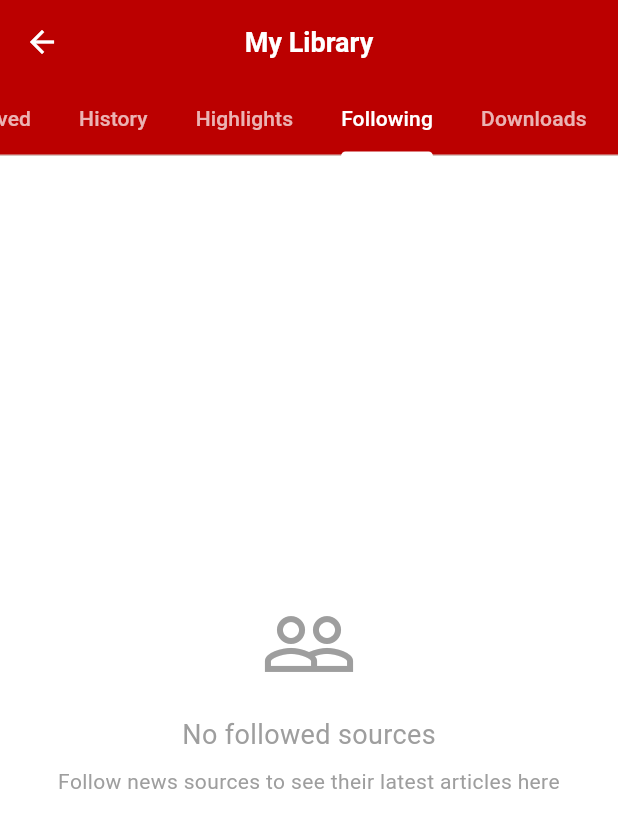
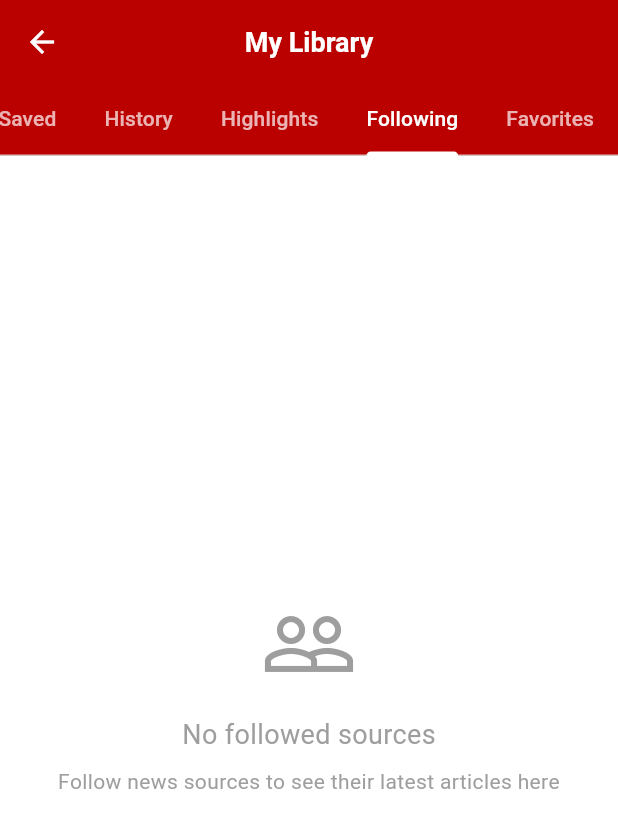
Before and after one commit to Codewithjalloh/kigaliTNApp, a Flutter app: the SavedScreen screen opened directly, tab 4 chosen, on a phone screen of 412 x 824 dp. Shown: the top 828 px of the screen. Run offline on Flutter 3.47's test engine with Material 3 defaults, Android fonts, the light colour scheme and no system bars; our stand-ins replace cached_network_image, pull_to_refresh; network calls fail.

Commit message:
Simplify My Library: Remove 4 extra tabs, keep only Favorites as additional tab
- Removed Downloads, Offline, Bookmarks, and Collections tabs
- Kept original 4 tabs: Saved, History, Highlights, Following
- Added single Favorites tab for permanently saved articles
- Cleaner, more focused library experience

```diff
--- a/lib/screens/saved_screen.dart
+++ b/lib/screens/saved_screen.dart
@@ -18,7 +18,7 @@ class _SavedScreenState extends State<SavedScreen>
   @override
   void initState() {
     super.initState();
-    _tabController = TabController(length: 8, vsync: this);
+    _tabController = TabController(length: 5, vsync: this);
   }
 
   @override
@@ -43,10 +43,7 @@ class _SavedScreenState extends State<SavedScreen>
             Tab(text: 'History'),
             Tab(text: 'Highlights'),
             Tab(text: 'Following'),
-            Tab(text: 'Downloads'),
-            Tab(text: 'Offline'),
-            Tab(text: 'Bookmarks'),
-            Tab(text: 'Collections'),
+            Tab(text: 'Favorites'),
           ],
         ),
       ),
@@ -59,10 +56,7 @@ class _SavedScreenState extends State<SavedScreen>
               _buildHistoryArticles(newsProvider.articles),
               _buildHighlightsArticles(newsProvider.articles),
               _buildFollowingArticles(newsProvider.articles),
-              _buildDownloadsArticles(newsProvider.articles),
-              _buildOfflineArticles(newsProvider.articles),
-              _buildBookmarksArticles(newsProvider.articles),
-              _buildCollectionsArticles(newsProvider.articles),
+              _buildFavoritesArticles(newsProvider.articles),
             ],
           );
         },
@@ -139,35 +133,11 @@ class _SavedScreenState extends State<SavedScreen>
     );
   }
 
-  Widget _buildDownloadsArticles(List articles) {
+  Widget _buildFavoritesArticles(List articles) {
     return _buildEmptyState(
-      icon: Icons.download_outlined,
-      title: 'No downloaded articles',
-      subtitle: 'Download articles to read them offline',
-    );
-  }
-
-  Widget _buildOfflineArticles(List articles) {
-    return _buildEmptyState(
-      icon: Icons.offline_bolt_outlined,
-      title: 'No offline content',
-      subtitle: 'Download articles to access them without internet',
-    );
-  }
-
-  Widget _buildBookmarksArticles(List articles) {
-    return _buildEmptyState(
-      icon: Icons.bookmark_border,
-      title: 'No bookmarked articles',
-      subtitle: 'Bookmark articles to organize your reading list',
-    );
-  }
-
-  Widget _buildCollectionsArticles(List articles) {
-    return _buildEmptyState(
-      icon: Icons.collections_bookmark_outlined,
-      title: 'No collections',
-      subtitle: 'Create collections to organize your saved articles',
+      icon: Icons.favorite_border,
+      title: 'No favorite articles',
+      subtitle: 'Mark articles as favorites to see them here',
     );
   }
 
```
